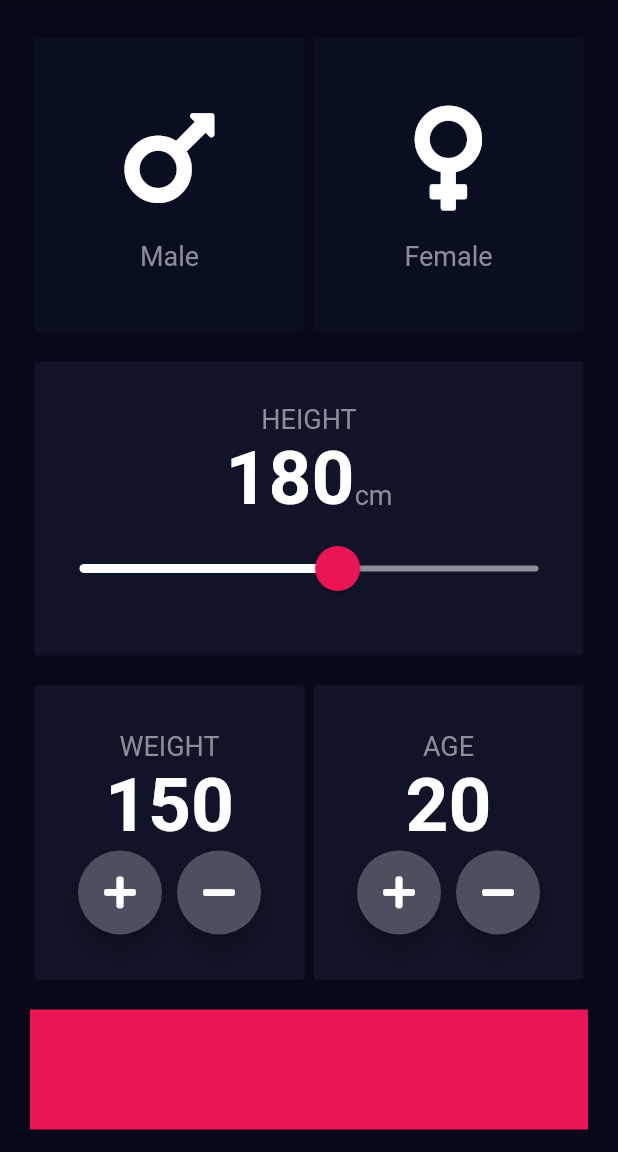
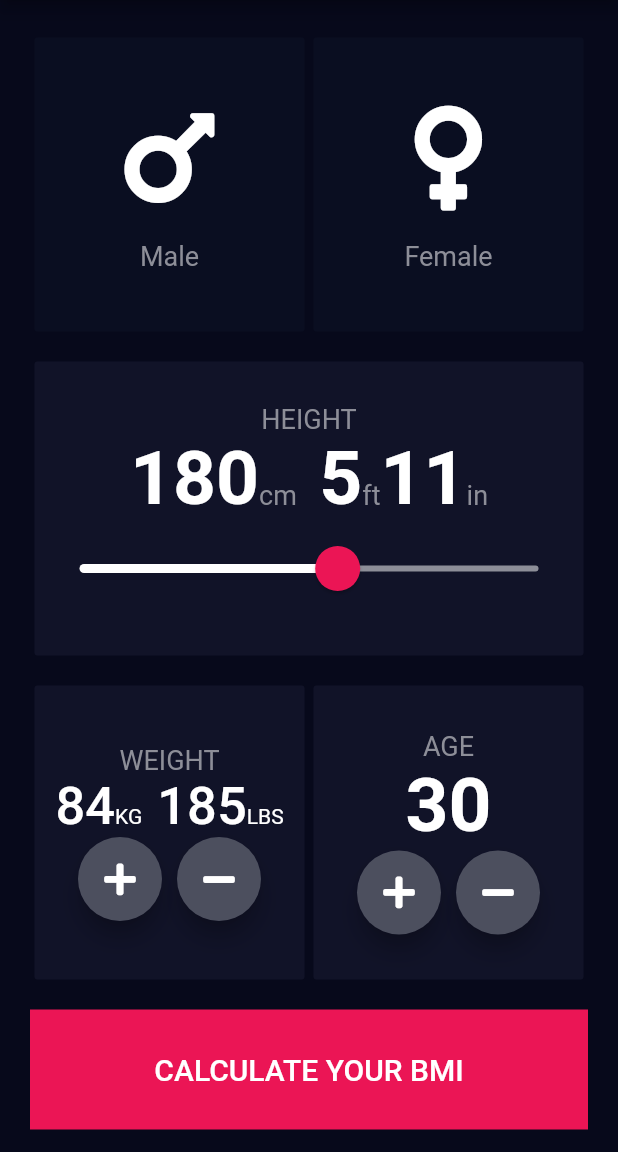
Before and after one commit to trellaren/bmi-calculator, a Flutter app: the screen it shows after launch, on a phone screen of 412 x 824 dp, the part 84-1236 px from its top. Run offline on Flutter 3.47's test engine with Material 2 defaults, Android fonts, the phone set to English and light mode, and no system bars; our stand-ins replace font_awesome_flutter.

```diff
--- /dev/null
+++ b/lib/calculator.dart
@@ -0,0 +1,38 @@
+import 'package:flutter/material.dart';
+import 'dart:math';
+
+class Calculator{
+  Calculator({this.heightInCM, this.weightInKG});
+
+  final int heightInCM;
+  final int weightInKG;
+  double heightInM;
+  double _bmi;
+
+  String calculateMetricBMI() {
+    _bmi = weightInKG / pow(heightInCM/100, 2);
+    return _bmi.toStringAsFixed(1);
+  }
+
+  String getResult() {
+    if(_bmi >= 25) {
+      return 'Overweight';
+    } else if (_bmi > 18.5) {
+      return 'Normal';
+    } else{
+      return 'Underweight';
+    }
+  }
+
+  String getInterpretation() {
+    if(_bmi >= 25) {
+      return 'God Damn, you\'re fat';
+    } else if (_bmi > 18.5) {
+      return 'You have a normal body weight.';
+    } else{
+      return 'You\'re on the small side.';
+    }
+  }
+}
+
+// BMI = mass(kg) / height(m) = mass(lb) / height(in) x 703
--- a/lib/binary_icons.dart
+++ b/lib/components/binary_icons.dart
@@ -1,5 +1,5 @@
 import 'package:flutter/material.dart';
-import 'constants.dart';
+import '../constants.dart';
 
 class BinaryWidget extends StatelessWidget {
   BinaryWidget({@required this.title, this.iconType});
--- /dev/null
+++ b/lib/components/bottom_button.dart
@@ -0,0 +1,27 @@
+import 'package:flutter/material.dart';
+
+import '../constants.dart';
+
+class BottomButton extends StatelessWidget {
+  BottomButton({@required this.onTap, @required this.buttonTitle});
+  final Function onTap;
+  final String buttonTitle;
+
+  @override
+  Widget build(BuildContext context) {
+    return GestureDetector(
+      onTap: onTap,
+      child: Container(
+          color: kBottomContainerColor,
+          margin: EdgeInsets.only(top: 10.0),
+          width: double.infinity,
+          height: kBottomContainerHeight,
+          child: Center(
+            child: Text(
+              buttonTitle,
+              style: kButtonTextStyle,
+            ),
+          )),
+    );
+  }
+}
--- /dev/null
+++ b/lib/components/round_icon_button.dart
@@ -0,0 +1,22 @@
+import 'package:flutter/material.dart';
+
+class RoundIconButton extends StatelessWidget {
+  RoundIconButton({@required this.icon, @required this.onPressed});
+  final IconData icon;
+  final Function onPressed;
+
+  @override
+  Widget build(BuildContext context) {
+    return RawMaterialButton(
+      elevation: 6.0,
+      child: Icon(icon),
+      onPressed: onPressed,
+      constraints: BoxConstraints.tightFor(
+        width: 56.0,
+        height: 56.0,
+      ),
+      shape: CircleBorder(),
+      fillColor: Color(0xFF4C4F5E),
+    );
+  }
+}
--- a/lib/constants.dart
+++ b/lib/constants.dart
@@ -18,3 +18,29 @@ const kBigDickTextStyle = TextStyle(
   fontSize: 50.0,
   fontWeight: FontWeight.w700,
 );
+
+const kWeightTextStyle = TextStyle(
+  fontSize: 35.0,
+  fontWeight: FontWeight.w500,
+);
+
+const kButtonTextStyle = TextStyle(
+  fontSize: 20.0,
+  fontWeight: FontWeight.w500,
+);
+
+const kTitleTextStyle = TextStyle(
+  fontSize: 50.0,
+  fontWeight: FontWeight.w900,
+);
+
+const kResultTextStyle = TextStyle(
+  fontSize: 20.0,
+  fontWeight: FontWeight.w400,
+  color: Color(0xFF24D876),
+);
+
+const kBMITextStyle = TextStyle(
+  fontSize: 100.0,
+  fontWeight: FontWeight.w900,
+);
--- a/lib/input_page.dart
+++ /dev/null
@@ -1,228 +0,0 @@
-import 'package:flutter/material.dart';
-import 'package:font_awesome_flutter/font_awesome_flutter.dart';
-import 'reusable_card.dart';
-import 'binary_icons.dart';
-import 'constants.dart';
-
-enum Gender {
-  male,
-  female,
-}
-
-class InputPage extends StatefulWidget {
-  @override
-  _InputPageState createState() => _InputPageState();
-}
-
-class _InputPageState extends State<InputPage> {
-  Gender selectedGender;
-  int height = 180;
-  int weight = 150;
-  int age = 20;
-  @override
-  Widget build(BuildContext context) {
-    return Scaffold(
-      appBar: AppBar(
-        title: Center(child: Text('BMI CALCULATOR')),
-      ),
-      body: Padding(
-        padding: const EdgeInsets.fromLTRB(20.0, 15.0, 20.0, 15.0),
-        child: Column(
-          crossAxisAlignment: CrossAxisAlignment.stretch,
-          children: <Widget>[
-            Expanded(child: Row(
-              children: <Widget> [
-                Expanded(
-                  child: ReusableCard(
-                    onPressed: () {
-                      setState(() {
-                        selectedGender = Gender.male;
-                      });
-                    },
-                    colorProp: selectedGender == Gender.male
-                        ? kDefaultCardColor
-                        : kInactiveCardColor,
-                    cardChild: BinaryWidget(
-                      title: 'Male',
-                      iconType: FontAwesomeIcons.mars,
-                    ),
-                  ),
-                ),
-                Expanded(
-                  child: ReusableCard(
-                    onPressed: () {
-                      setState(() {
-                        selectedGender = Gender.female;
-                      });
-                    },
-                    colorProp: selectedGender == Gender.female
-                        ? kDefaultCardColor
-                        : kInactiveCardColor,
-                    cardChild: BinaryWidget(
-                      title: 'Female',
-                      iconType: FontAwesomeIcons.venus,
-                    ),
-                  ),
-                ),
-              ],
-            )),
-            Expanded(child:
-              ReusableCard(
-                colorProp: kDefaultCardColor,
-                cardChild: Column(
-                  mainAxisAlignment: MainAxisAlignment.center,
-                  children: <Widget>[
-                    Text(
-                      'HEIGHT',
-                      style: kLabelTextStyle,
-                    ),
-                    Row(
-                      mainAxisAlignment: MainAxisAlignment.center,
-                      crossAxisAlignment: CrossAxisAlignment.baseline,
-                      textBaseline: TextBaseline.alphabetic,
-                      children: <Widget>[
-                        Text(
-                          height.toString(),
-                          style: kBigDickTextStyle,
-                        ),
-                        Text(
-                          'cm',
-                          style: kLabelTextStyle,
-                        ),
-                      ],
-                    ),
-                    Slider(
-                      value: height.toDouble(),
-                      min: 90.0,
-                      max: 250.0,
-                      onChanged: (double newValue) {
-                        setState(() {
-                          height = newValue.round();
-                        });
-                      },
-                    ),
-                  ],
-                ),
-              ),
-            ),
-            Expanded(child: Row(
-              children: <Widget> [
-                Expanded(child:
-                  ReusableCard(
-                    colorProp: kDefaultCardColor,
-                    cardChild: Column(
-                      mainAxisAlignment: MainAxisAlignment.center,
-                      children: <Widget>[
-                        Text(
-                          'WEIGHT',
-                          style: kLabelTextStyle,
-                        ),
-                        Text(
-                          weight.toString(),
-                          style: kBigDickTextStyle,
-                        ),
-                        Row(
-                          mainAxisAlignment: MainAxisAlignment.center,
-                          children: <Widget>[
-                            RoundIconButton(
-                              icon: FontAwesomeIcons.plus,
-                              onPressed: () {
-                                setState(() {
-                                  weight++;
-                                });
-                              },
-                            ),
-                            SizedBox(
-                              width: 10.0,
-                            ),
-                            RoundIconButton(
-                              icon: FontAwesomeIcons.minus,
-                              onPressed: () {
-                                setState(() {
-                                  weight--;
-                                });
-                              },
-                            ),
-                          ],
-                        ),
-                      ],
-                    )
-                  ),
-                ),
-                Expanded(child:
-                  ReusableCard(
-                      colorProp: kDefaultCardColor,
-                      cardChild: Column(
-                        mainAxisAlignment: MainAxisAlignment.center,
-                        children: <Widget>[
-                          Text(
-                            'AGE',
-                            style: kLabelTextStyle,
-                          ),
-                          Text(
-                            age.toString(),
-                            style: kBigDickTextStyle,
-                          ),
-                          Row(
-                            mainAxisAlignment: MainAxisAlignment.center,
-                            children: <Widget>[
-                              RoundIconButton(
-                                icon: FontAwesomeIcons.plus,
-                                onPressed: () {
-                                  setState(() {
-                                    age++;
-                                  });
-                                },
-                              ),
-                              SizedBox(
-                                width: 10.0,
-                              ),
-                              RoundIconButton(
-                                icon: FontAwesomeIcons.minus,
-                                onPressed: () {
-                                  setState(() {
-                                    age--;
-                                  });
-                                },
-                              ),
-                            ],
-                          ),
-                        ],
-                      )
-                  ),
-                ),
-              ],
-            )),
-            Container(
-              color: kBottomContainerColor,
-              margin: EdgeInsets.only(top: 10.0),
-              width: double.infinity,
-              height: kBottomContainerHeight,
-            )
-          ],
-        ),
-      ),
-    );
-  }
-}
-
-class RoundIconButton extends StatelessWidget {
-  RoundIconButton({@required this.icon, @required this.onPressed});
-  final IconData icon;
-  final Function onPressed;
-
-  @override
-  Widget build(BuildContext context) {
-    return RawMaterialButton(
-      elevation: 6.0,
-      child: Icon(icon),
-      onPressed: onPressed,
-      constraints: BoxConstraints.tightFor(
-        width: 56.0,
-        height: 56.0,
-      ),
-      shape: CircleBorder(),
-      fillColor: Color(0xFF4C4F5E),
-    );
-  }
-}
--- a/lib/main.dart
+++ b/lib/main.dart
@@ -1,5 +1,5 @@
 import 'package:flutter/material.dart';
-import 'input_page.dart';
+import 'screens/input_page.dart';
 
 void main() => runApp(BMICalculator());
 
--- /dev/null
+++ b/lib/screens/input_page.dart
@@ -0,0 +1,288 @@
+import 'package:flutter/cupertino.dart';
+import 'package:flutter/material.dart';
+import 'package:font_awesome_flutter/font_awesome_flutter.dart';
+
+// Locals
+import '../components/reusable_card.dart';
+import '../components/round_icon_button.dart';
+import '../components/binary_icons.dart';
+import '../constants.dart';
+import 'results_page.dart';
+import '../components/bottom_button.dart';
+import 'package:flutter_app/calculator.dart';
+
+enum Gender {
+  male,
+  female,
+}
+
+class InputPage extends StatefulWidget {
+  @override
+  _InputPageState createState() => _InputPageState();
+}
+
+class _InputPageState extends State<InputPage> {
+  Gender selectedGender;
+  int height = 180;
+  double heightInIn = 71;
+  double heightInCm;
+  int weight = 84;
+  double weightInKg;
+  double weightInLbs = 185;
+  double feet = 5;
+  double inches = 11;
+  int age = 30;
+
+  double convertToLbs() {
+    weightInKg = weight.toDouble();
+    return weightInLbs = weightInKg * 2.2;
+  }
+
+  double convertToInches() {
+    heightInCm = height.toDouble();
+    heightInIn = heightInCm * .39370;
+    convertToFeet();
+  }
+
+  double convertToFeet() {
+    feet = heightInIn / 12;
+    inches = heightInIn % 12;
+  }
+
+  @override
+  Widget build(BuildContext context) {
+    return Scaffold(
+      appBar: AppBar(
+        title: Center(child: Text('BMI CALCULATOR')),
+      ),
+      body: Padding(
+        padding: const EdgeInsets.fromLTRB(20.0, 15.0, 20.0, 15.0),
+        child: Column(
+          crossAxisAlignment: CrossAxisAlignment.stretch,
+          children: <Widget>[
+            Expanded(
+                child: Row(
+              children: <Widget>[
+                Expanded(
+                  child: ReusableCard(
+                    onPressed: () {
+                      setState(() {
+                        selectedGender = Gender.male;
+                      });
+                    },
+                    colorProp: selectedGender == Gender.male
+                        ? kDefaultCardColor
+                        : kInactiveCardColor,
+                    cardChild: BinaryWidget(
+                      title: 'Male',
+                      iconType: FontAwesomeIcons.mars,
+                    ),
+                  ),
+                ),
+                Expanded(
+                  child: ReusableCard(
+                    onPressed: () {
+                      setState(() {
+                        selectedGender = Gender.female;
+                      });
+                    },
+                    colorProp: selectedGender == Gender.female
+                        ? kDefaultCardColor
+                        : kInactiveCardColor,
+                    cardChild: BinaryWidget(
+                      title: 'Female',
+                      iconType: FontAwesomeIcons.venus,
+                    ),
+                  ),
+                ),
+              ],
+            )),
+            Expanded(
+              child: ReusableCard(
+                colorProp: kDefaultCardColor,
+                cardChild: Column(
+                  mainAxisAlignment: MainAxisAlignment.center,
+                  children: <Widget>[
+                    Text(
+                      'HEIGHT',
+                      style: kLabelTextStyle,
+                    ),
+                    Row(
+                      mainAxisAlignment: MainAxisAlignment.center,
+                      crossAxisAlignment: CrossAxisAlignment.baseline,
+                      textBaseline: TextBaseline.alphabetic,
+                      children: <Widget>[
+                        Text(
+                          height.toString(),
+                          style: kBigDickTextStyle,
+                        ),
+                        Text(
+                          'cm',
+                          style: kLabelTextStyle,
+                        ),
+                        SizedBox(
+                          width: 15.0,
+                        ),
+                        Text(
+                          feet.toInt().toString(),
+                          style: kBigDickTextStyle,
+                        ),
+                        Text(
+                          'ft',
+                          style: kLabelTextStyle,
+                        ),
+                        Text(
+                          inches.toInt().toString(),
+                          style: kBigDickTextStyle,
+                        ),
+                        Text(
+                          'in',
+                          style: kLabelTextStyle,
+                        ),
+                      ],
+                    ),
+                    Slider(
+                      value: height.toDouble(),
+                      min: 90.0,
+                      max: 250.0,
+                      onChanged: (double newValue) {
+                        setState(() {
+                          height = newValue.round();
+                          heightInIn = convertToInches();
+                        });
+                      },
+                    ),
+                  ],
+                ),
+              ),
+            ),
+            Expanded(
+                child: Row(
+              children: <Widget>[
+                Expanded(
+                  child: ReusableCard(
+                      colorProp: kDefaultCardColor,
+                      cardChild: Column(
+                        mainAxisAlignment: MainAxisAlignment.center,
+                        children: <Widget>[
+                          Text(
+                            'WEIGHT',
+                            style: kLabelTextStyle,
+                          ),
+                          Row(
+                            mainAxisAlignment: MainAxisAlignment.center,
+                            crossAxisAlignment: CrossAxisAlignment.baseline,
+                            textBaseline: TextBaseline.alphabetic,
+                            children: <Widget>[
+                              Text(
+                                weight.toInt().toString(),
+                                style: kWeightTextStyle,
+                              ),
+                              Text(
+                                'KG',
+                              ),
+                              SizedBox(
+                                width: 10.0,
+                              ),
+                              Text(
+                                weightInLbs.toInt().toString(),
+                                style: kWeightTextStyle,
+                              ),
+                              Text(
+                                'LBS',
+                              )
+                            ],
+                          ),
+                          Row(
+                            mainAxisAlignment: MainAxisAlignment.center,
+                            children: <Widget>[
+                              RoundIconButton(
+                                icon: FontAwesomeIcons.plus,
+                                onPressed: () {
+                                  setState(() {
+                                    weight++;
+                                    weightInLbs = convertToLbs();
+                                  });
+                                },
+                              ),
+                              SizedBox(
+                                width: 10.0,
+                              ),
+                              RoundIconButton(
+                                icon: FontAwesomeIcons.minus,
+                                onPressed: () {
+                                  setState(() {
+                                    weight--;
+                                    weightInLbs = convertToLbs();
+                                  });
+                                },
+                              ),
+                            ],
+                          ),
+                        ],
+                      )),
+                ),
+                Expanded(
+                  child: ReusableCard(
+                      colorProp: kDefaultCardColor,
+                      cardChild: Column(
+                        mainAxisAlignment: MainAxisAlignment.center,
+                        children: <Widget>[
+                          Text(
+                            'AGE',
+                            style: kLabelTextStyle,
+                          ),
+                          Text(
+                            age.toString(),
+                            style: kBigDickTextStyle,
+                          ),
+                          Row(
+                            mainAxisAlignment: MainAxisAlignment.center,
+                            children: <Widget>[
+                              RoundIconButton(
+                                icon: FontAwesomeIcons.plus,
+                                onPressed: () {
+                                  setState(() {
+                                    age++;
+                                  });
+                                },
+                              ),
+                              SizedBox(
+                                width: 10.0,
+                              ),
+                              RoundIconButton(
+                                icon: FontAwesomeIcons.minus,
+                                onPressed: () {
+                                  setState(() {
+                                    age--;
+                                  });
+                                },
+                              ),
+                            ],
+                          ),
+                        ],
+                      )),
+                ),
+              ],
+            )),
+            BottomButton(
+              buttonTitle: 'CALCULATE YOUR BMI',
+              onTap: () {
+
+                Calculator calc = Calculator(heightInCM: height, weightInKG: weight);
+                Navigator.push(context,
+                    MaterialPageRoute(builder: (context) => Results(
+                      bmiResult: calc.calculateMetricBMI(),
+                      resultText: calc.getResult(),
+                      interpretation: calc.getInterpretation(),
+                    ),
+                  ),
+                );
+              },
+            )
+          ],
+        ),
+      ),
+    );
+  }
+}
```
Also changed, not shown: lib/screens/results_page.dart (added, +94 -0 lines), lib/components/reusable_card.dart (renamed from lib/reusable_card.dart).
